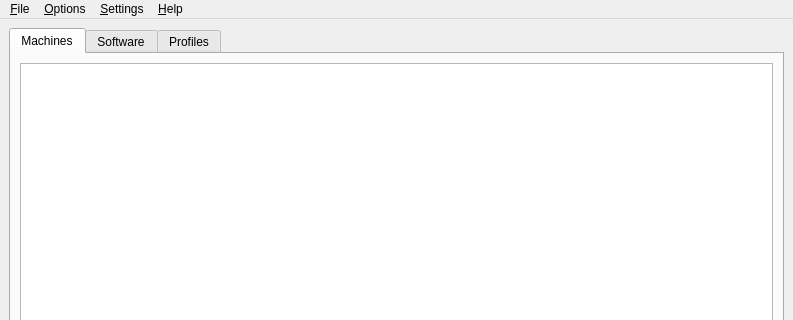
The window that src/mainwindow.ui (npwoods/bletchmame) describes before a commit, drawn with Qt 5; both pictures show x 0 to 793 and y 0 to 320 of the 793 by 593 pixel window.
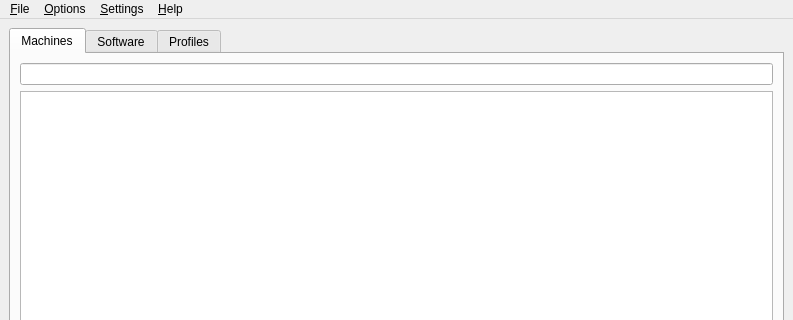
The same window after the commit. The open tabs and pages were chosen to show the change.

Commit message: Reimplemented the machine view search box

```diff
--- a/src/mainwindow.ui
+++ b/src/mainwindow.ui
@@ -25,6 +25,9 @@
         <string>Machines</string>
        </attribute>
        <layout class="QVBoxLayout" name="verticalLayout">
+        <item>
+         <widget class="QLineEdit" name="machinesSearchBox"/>
+        </item>
         <item>
          <widget class="QTableView" name="machinesTableView">
           <property name="selectionMode">
```
Left out of the diff: 11 changed lines with no effect on the pictures. The commit also changes 2 other files.
